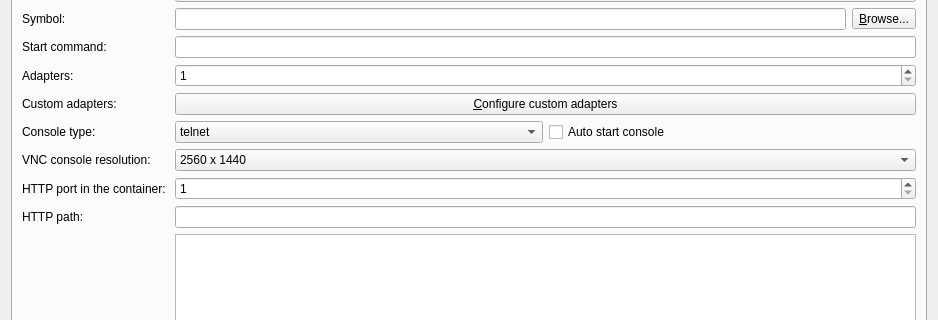
Qt form gns3/modules/docker/ui/docker_vm_configuration_page.ui (kaisenlinux/gns3-gui) before a commit; both pictures show x 0 to 938 and y 122 to 442 of the 938 by 872 pixel window.
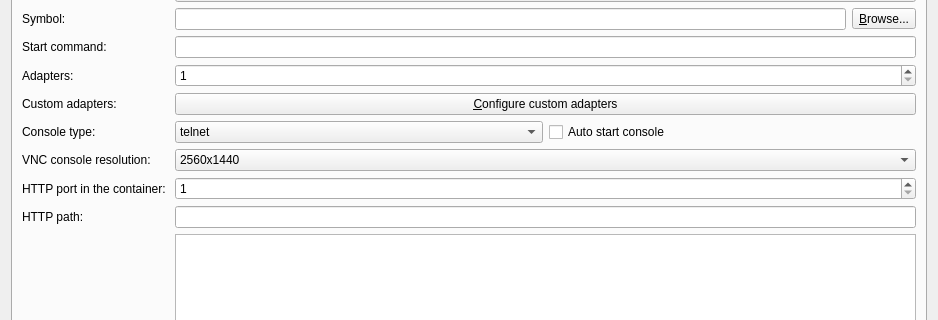
The same form after that commit.

```diff
--- a/gns3/modules/docker/ui/docker_vm_configuration_page.ui
+++ b/gns3/modules/docker/ui/docker_vm_configuration_page.ui
@@ -177,7 +177,7 @@
         <widget class="QComboBox" name="uiConsoleResolutionComboBox">
          <item>
           <property name="text">
-           <string>2560 x 1440</string>
+           <string>2560x1440</string>
           </property>
          </item>
          <item>
```
